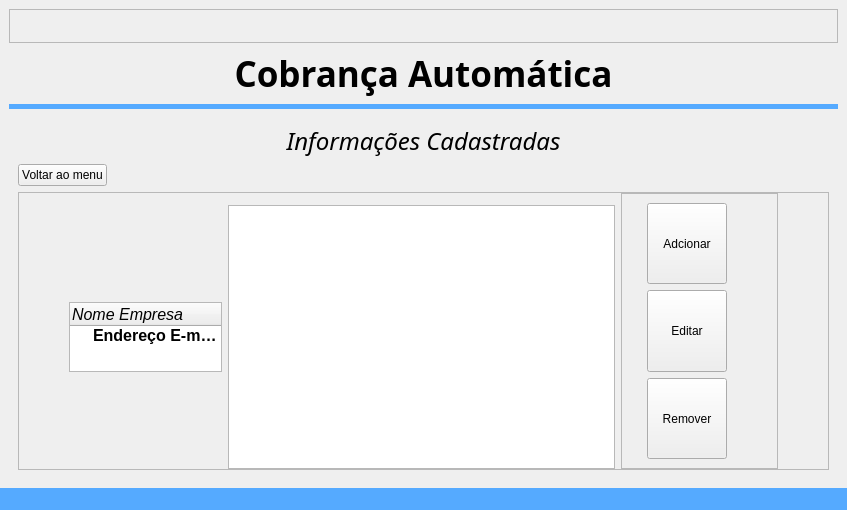
First picture: the form in code/src/ui/window_cobranca.ui, repository Sl3nc/Email_Debt, before the edit.
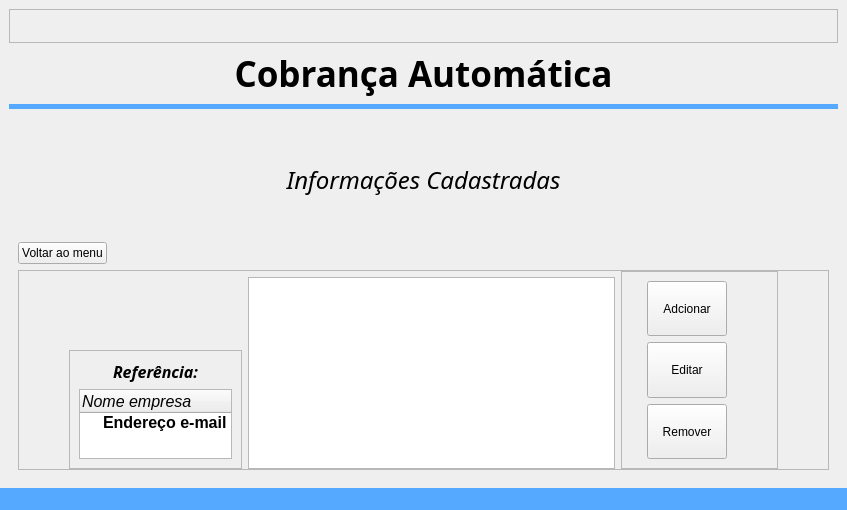
Second picture: the form after the edit. The open tabs and pages were chosen to show the change. Icons and pictures are not drawn.

```diff
--- a/code/src/ui/window_cobranca.ui
+++ b/code/src/ui/window_cobranca.ui
@@ -640,63 +640,7 @@
            <property name="bottomMargin">
             <number>0</number>
            </property>
-           <item row="2" column="0">
-            <widget class="QTreeWidget" name="treeWidget_cadastros_title">
-             <property name="sizePolicy">
-              <sizepolicy hsizetype="Maximum" vsizetype="Maximum">
-               <horstretch>0</horstretch>
-               <verstretch>0</verstretch>
-              </sizepolicy>
-             </property>
-             <property name="minimumSize">
-              <size>
-               <width>153</width>
-               <height>0</height>
-              </size>
-             </property>
-             <property name="verticalScrollBarPolicy">
-              <enum>Qt::ScrollBarPolicy::ScrollBarAlwaysOff</enum>
-             </property>
-             <property name="horizontalScrollBarPolicy">
-              <enum>Qt::ScrollBarPolicy::ScrollBarAlwaysOff</enum>
-             </property>
-             <property name="sizeAdjustPolicy">
-              <enum>QAbstractScrollArea::SizeAdjustPolicy::AdjustToContents</enum>
-             </property>
-             <column>
-              <property name="text">
-               <string>Nome Empresa</string>
-              </property>
-              <property name="font">
-               <font>
-                <pointsize>12</pointsize>
-                <italic>true</italic>
-               </font>
-              </property>
-             </column>
-             <item>
-              <property name="text">
-               <string>Endereço E-mail</string>
-              </property>
-              <property name="font">
-               <font>
-                <pointsize>12</pointsize>
-                <bold>true</bold>
-               </font>
-              </property>
-              <property name="background">
-               <brush brushstyle="NoBrush">
-                <color alpha="255">
-                 <red>0</red>
-                 <green>0</green>
-                 <blue>0</blue>
-                </color>
-               </brush>
-              </property>
-             </item>
-            </widget>
-           </item>
-           <item row="0" column="2" rowspan="3">
+           <item row="0" column="2" rowspan="5">
             <widget class="QFrame" name="frame_5">
              <property name="frameShape">
               <enum>QFrame::Shape::StyledPanel</enum>
@@ -753,7 +697,93 @@
              </layout>
             </widget>
            </item>
-           <item row="2" column="1">
+           <item row="4" column="0">
+            <widget class="QFrame" name="frame_8">
+             <property name="frameShape">
+              <enum>QFrame::Shape::StyledPanel</enum>
+             </property>
+             <property name="frameShadow">
+              <enum>QFrame::Shadow::Raised</enum>
+             </property>
+             <layout class="QGridLayout" name="gridLayout_14">
+              <item row="1" column="0">
+               <widget class="QTreeWidget" name="treeWidget_cadastros_title">
+                <property name="sizePolicy">
+                 <sizepolicy hsizetype="Maximum" vsizetype="Maximum">
+                  <horstretch>0</horstretch>
+                  <verstretch>0</verstretch>
+                 </sizepolicy>
+                </property>
+                <property name="minimumSize">
+                 <size>
+                  <width>153</width>
+                  <height>0</height>
+                 </size>
+                </property>
+                <property name="verticalScrollBarPolicy">
+                 <enum>Qt::ScrollBarPolicy::ScrollBarAlwaysOff</enum>
+                </property>
+                <property name="horizontalScrollBarPolicy">
+                 <enum>Qt::ScrollBarPolicy::ScrollBarAlwaysOff</enum>
+                </property>
+                <property name="sizeAdjustPolicy">
+                 <enum>QAbstractScrollArea::SizeAdjustPolicy::AdjustToContents</enum>
+                </property>
+                <column>
+                 <property name="text">
+                  <string>Nome empresa</string>
+                 </property>
+                 <property name="font">
+                  <font>
+                   <pointsize>12</pointsize>
+                   <italic>true</italic>
+                  </font>
+                 </property>
+                </column>
+                <item>
+                 <property name="text">
+                  <string>Endereço e-mail</string>
+                 </property>
+                 <property name="font">
+                  <font>
+                   <pointsize>12</pointsize>
+                   <bold>true</bold>
+                  </font>
+                 </property>
+                 <property name="background">
+                  <brush brushstyle="NoBrush">
+                   <color alpha="255">
+                    <red>0</red>
+                    <green>0</green>
+                    <blue>0</blue>
+                   </color>
+                  </brush>
+                 </property>
+                </item>
+               </widget>
+              </item>
+              <item row="0" column="0">
+               <widget class="QLabel" name="label">
+                <property name="font">
+                 <font>
+                  <family>Tw Cen MT</family>
+                  <pointsize>12</pointsize>
+                  <italic>true</italic>
+                  <bold>true</bold>
+                 </font>
+                </property>
+                <property name="text">
+                 <string>Referência:</string>
+                </property>
+                <property name="alignment">
+                 <set>Qt::AlignmentFlag::AlignCenter</set>
+                </property>
+               </widget>
+              </item>
+             </layout>
+            </widget>
+           </item>
+           <item row="1" column="1" rowspan="4">
             <widget class="QTreeWidget" name="treeWidget_cadastros_infos">
              <property name="font">
               <font>
```
